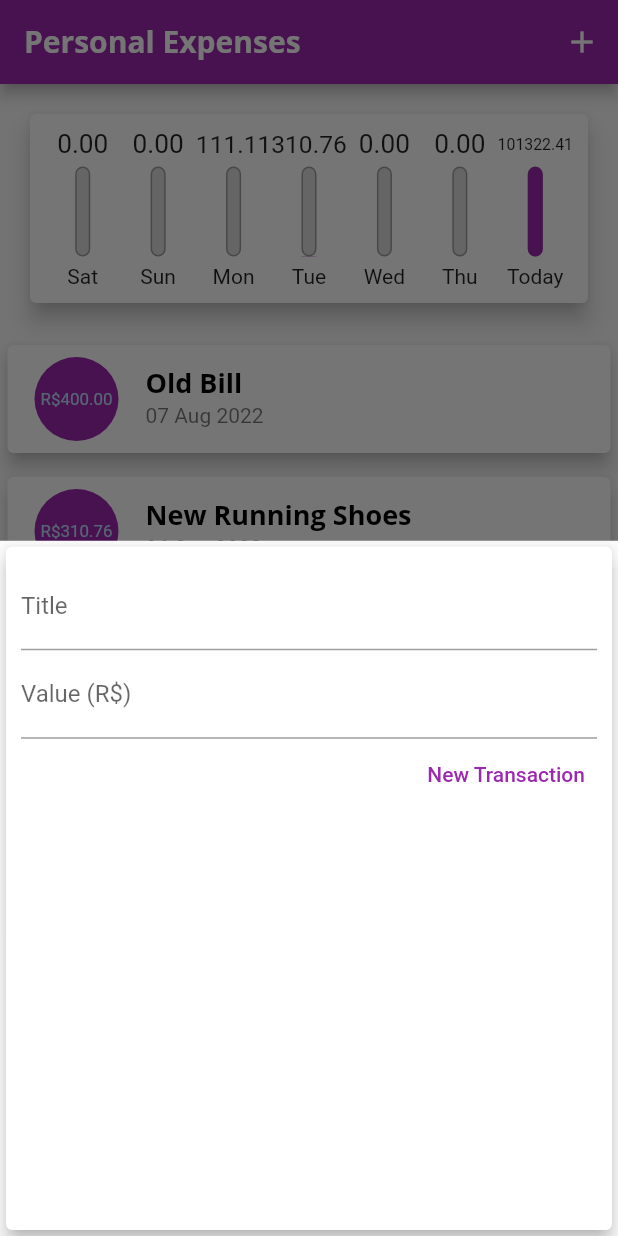
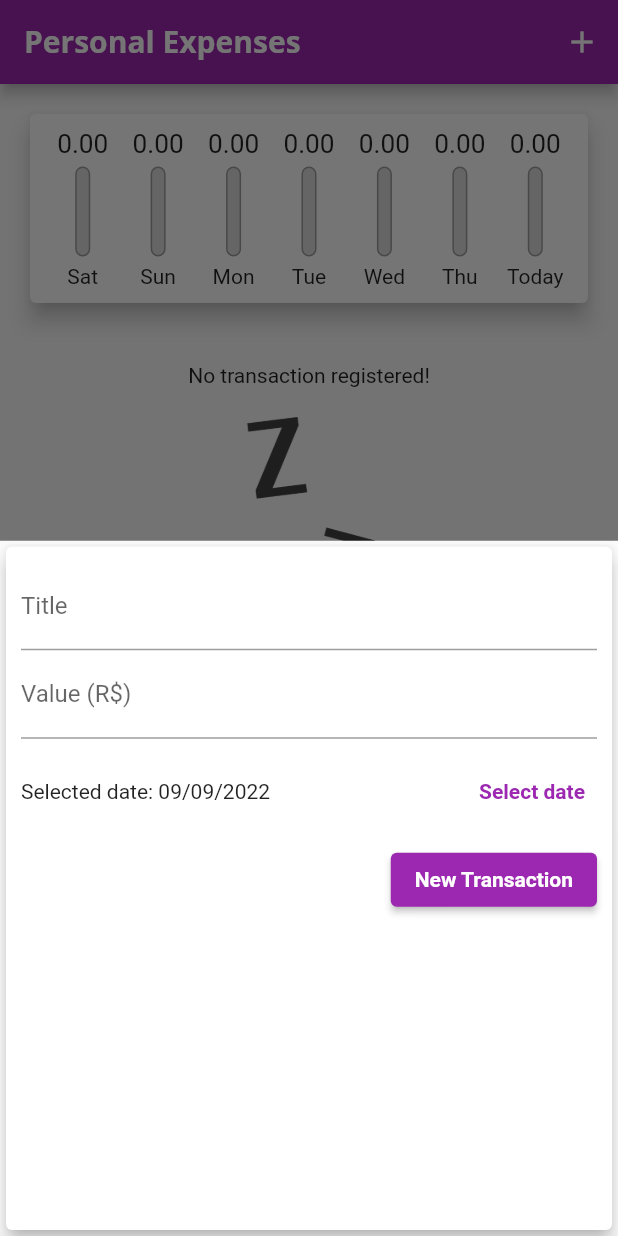
Before and after one commit to caiovcruz/expenses, a Flutter app: the screen it shows after launch, after a tap on the "add" icon, on a phone screen of 412 x 824 dp. Run offline on Flutter 3.47's test engine with Material 2 defaults, Android fonts, the phone set to English and light mode, and no system bars.

Commit message:
Implementing date picker for work with transactions date on create a new transaction.

```diff
--- a/lib/components/chart.dart
+++ b/lib/components/chart.dart
@@ -54,7 +54,9 @@ class Chart extends StatelessWidget {
               child: ChartBar(
                 label: tr['day'] as String,
                 value: tr['value'] as double,
-                percentage: (tr['value'] as double) / _weekTotalValue,
+                percentage: _weekTotalValue == 0
+                    ? 0
+                    : (tr['value'] as double) / _weekTotalValue,
               ),
             );
           }).toList(),
--- a/lib/components/transaction_form.dart
+++ b/lib/components/transaction_form.dart
@@ -1,7 +1,8 @@
 import 'package:flutter/material.dart';
+import 'package:intl/intl.dart';
 
 class TransactionForm extends StatefulWidget {
-  final void Function(String, double) onSubmit;
+  final void Function(String, double, DateTime) onSubmit;
 
   const TransactionForm({Key? key, required this.onSubmit}) : super(key: key);
 
@@ -10,20 +11,35 @@ class TransactionForm extends StatefulWidget {
 }
 
 class _TransactionFormState extends State<TransactionForm> {
-  final titleController = TextEditingController();
-
-  final valueController = TextEditingController();
+  final _titleController = TextEditingController();
+  final _valueController = TextEditingController();
+  DateTime? _selectedDate = DateTime.now();
 
   _submitForm() {
-    final title = titleController.text;
-    final value = double.tryParse(valueController.text) ?? 0.0;
+    final title = _titleController.text;
+    final value = double.tryParse(_valueController.text) ?? 0.0;
 
-    if (title.isEmpty || value <= 0) {
+    if (title.isEmpty || value <= 0 || _selectedDate == null) {
       FocusManager.instance.primaryFocus?.unfocus();
       return;
     }
 
-    widget.onSubmit(title, value);
+    widget.onSubmit(title, value, _selectedDate!);
+  }
+
+  _showDatePicker() {
+    showDatePicker(
+      context: context,
+      initialDate: DateTime.now(),
+      firstDate: DateTime(2018),
+      lastDate: DateTime.now(),
+    ).then((pickedDate) {
+      if (pickedDate != null) {
+        setState(() {
+          _selectedDate = pickedDate;
+        });
+      }
+    });
   }
 
   @override
@@ -35,25 +51,52 @@ class _TransactionFormState extends State<TransactionForm> {
         child: Column(
           children: [
             TextField(
-              controller: titleController,
+              controller: _titleController,
               decoration: const InputDecoration(
                 labelText: 'Title',
               ),
             ),
             TextField(
-              controller: valueController,
+              controller: _valueController,
               keyboardType:
                   const TextInputType.numberWithOptions(decimal: true),
               decoration: const InputDecoration(
                 labelText: 'Value (R\$)',
               ),
             ),
+            SizedBox(
+              height: 70,
+              child: Row(
+                children: [
+                  Expanded(
+                    child: Text(_selectedDate != null
+                        ? 'Selected date: ${DateFormat('dd/MM/yyyy').format(_selectedDate!)}'
+                        : 'No selected date!'),
+                  ),
+                  TextButton(
+                    style: TextButton.styleFrom(
+                      textStyle: TextStyle(
+                        color: Theme.of(context).colorScheme.primary,
+                      ),
+                    ),
+                    onPressed: _showDatePicker,
+                    child: const Text(
+                      'Select date',
+                      style: TextStyle(
+                        fontWeight: FontWeight.bold,
+                      ),
+                    ),
+                  )
+                ],
+              ),
+            ),
             Row(
               mainAxisAlignment: MainAxisAlignment.end,
               children: [
-                TextButton(
-                  style: TextButton.styleFrom(
-                    primary: Colors.purple,
+                ElevatedButton(
+                  style: ElevatedButton.styleFrom(
+                    primary: Theme.of(context).colorScheme.primary,
+                    textStyle: Theme.of(context).textTheme.button,
                   ),
                   onPressed: _submitForm,
                   child: const Text('New Transaction'),
--- a/lib/components/transaction_list.dart
+++ b/lib/components/transaction_list.dart
@@ -49,7 +49,10 @@ class TransactionList extends StatelessWidget {
                       child: Padding(
                         padding: const EdgeInsets.all(6),
                         child: FittedBox(
-                          child: Text('R\$${tr.value.toStringAsFixed(2)}'),
+                          child: Text(
+                            'R\$${tr.value.toStringAsFixed(2)}',
+                            style: Theme.of(context).textTheme.button,
+                          ),
                         ),
                       ),
                     ),
--- a/lib/main.dart
+++ b/lib/main.dart
@@ -30,7 +30,10 @@ class ExpensesApp extends StatelessWidget {
               fontWeight: FontWeight.bold,
               color: Colors.black,
             ),
-        ),
+            button: const TextStyle(
+              color: Colors.white,
+              fontWeight: FontWeight.bold,
+            )),
         appBarTheme: const AppBarTheme(
           titleTextStyle: TextStyle(
             fontFamily: 'OpenSans',
@@ -52,36 +55,36 @@ class MyHomePage extends StatefulWidget {
 
 class _MyHomePageState extends State<MyHomePage> {
   final List<Transaction> _transactions = [
-    Transaction(
-      id: 't0',
-      title: 'Old Bill',
-      value: 400.00,
-      date: DateTime.now().subtract(const Duration(days: 33)),
-    ),
-    Transaction(
-      id: 't1',
-      title: 'New Running Shoes',
-      value: 310.76,
-      date: DateTime.now().subtract(const Duration(days: 3)),
-    ),
-    Transaction(
-      id: 't2',
-      title: 'Electricity Bill',
-      value: 211.30,
-      date: DateTime.now(),
-    ),
-    Transaction(
-      id: 't3',
-      title: 'Car Bill',
-      value: 111.11,
-      date: DateTime.now().subtract(const Duration(days: 4)),
-    ),
-    Transaction(
-      id: 't4',
-      title: 'New Car',
-      value: 101111.11,
-      date: DateTime.now(),
-    ),
+    // Transaction(
+    //   id: 't0',
+    //   title: 'Old Bill',
+    //   value: 400.00,
+    //   date: DateTime.now().subtract(const Duration(days: 33)),
+    // ),
+    // Transaction(
+    //   id: 't1',
+    //   title: 'New Running Shoes',
+    //   value: 310.76,
+    //   date: DateTime.now().subtract(const Duration(days: 3)),
+    // ),
+    // Transaction(
+    //   id: 't2',
+    //   title: 'Electricity Bill',
+    //   value: 211.30,
+    //   date: DateTime.now(),
+    // ),
+    // Transaction(
+    //   id: 't3',
+    //   title: 'Car Bill',
+    //   value: 111.11,
+    //   date: DateTime.now().subtract(const Duration(days: 4)),
+    // ),
+    // Transaction(
+    //   id: 't4',
+    //   title: 'New Car',
+    //   value: 101111.11,
+    //   date: DateTime.now(),
+    // ),
   ];
 
   List<Transaction> get _recentTransaction {
@@ -92,12 +95,12 @@ class _MyHomePageState extends State<MyHomePage> {
     }).toList();
   }
 
-  _addTransaction(String title, double value) {
+  _addTransaction(String title, double value, DateTime date) {
     final newTransaction = Transaction(
       id: Random().nextDouble().toString(),
       title: title,
       value: value,
-      date: DateTime.now(),
+      date: date,
     );
 
     setState(() {
```
Lines whose indentation alone changed are shown as unchanged.
